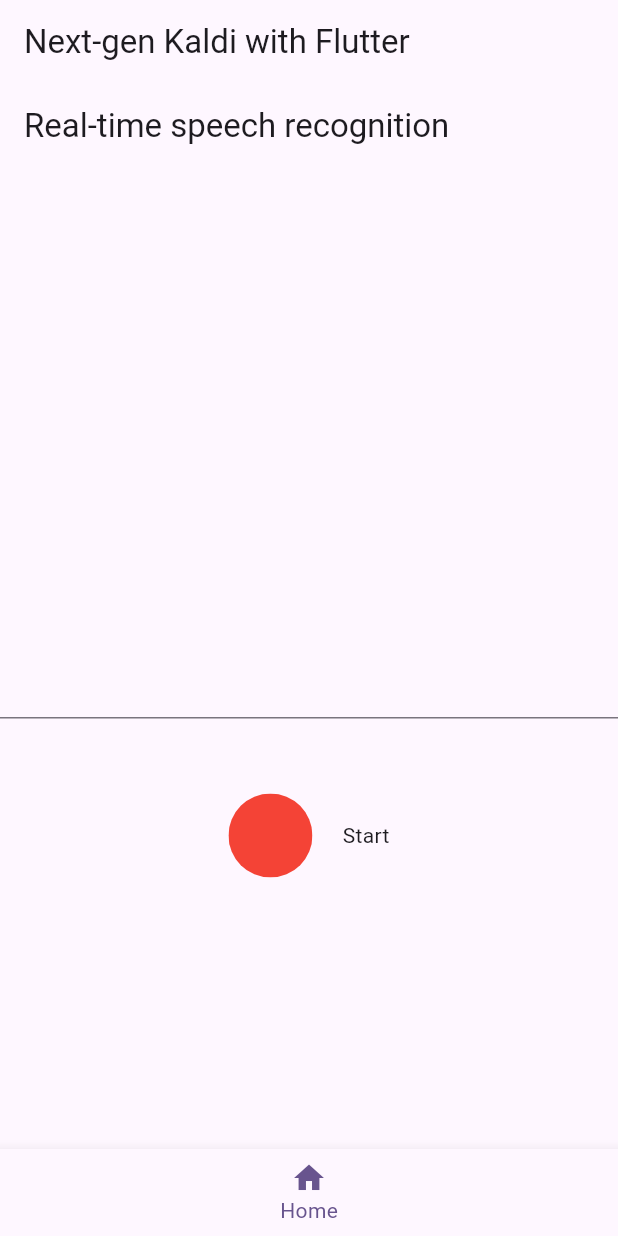
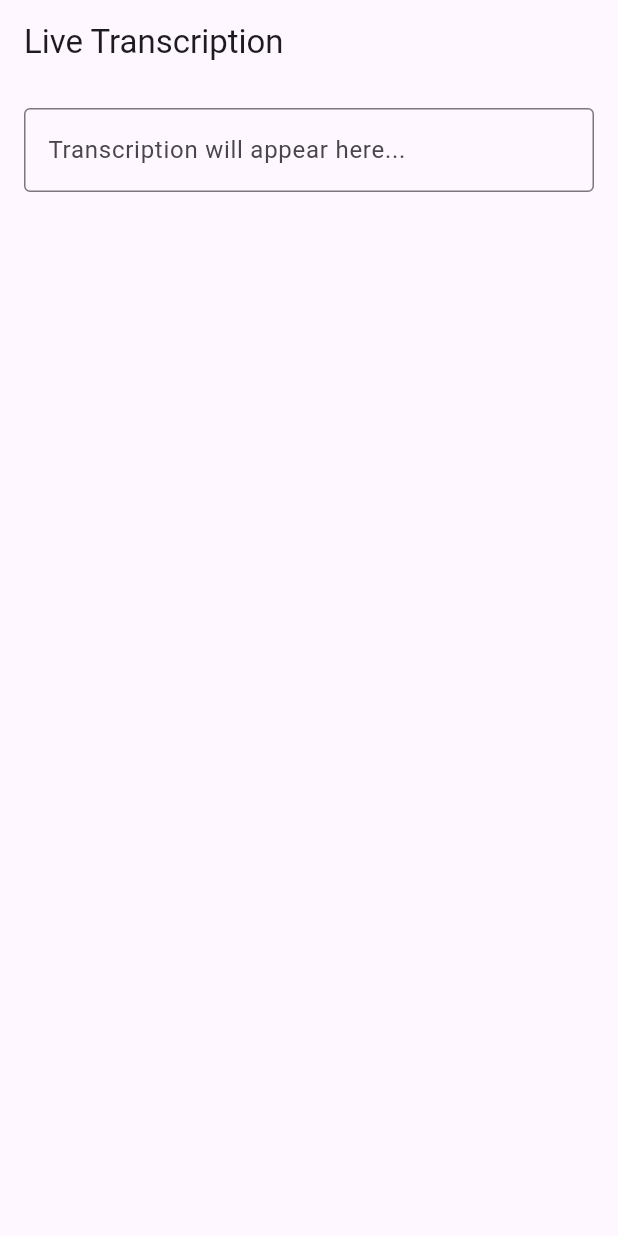
Before and after one commit to magnus-ISU/total_recall, a Flutter app: the screen it shows after launch, on a phone screen of 412 x 824 dp. Run offline on Flutter 3.47's test engine with Material 3 defaults, Android fonts, the phone set to English and light mode, and no system bars; our stand-ins replace permission_handler; missing offline and left inert: flutter_recorder, sherpa_onnx.

Commit message:
llm update to work nicer

```diff
--- a/lib/main.dart
+++ b/lib/main.dart
@@ -19,52 +19,140 @@ class MyApp extends StatelessWidget {
   @override
   Widget build(BuildContext context) {
     return MaterialApp(
-      title: 'Next-gen Kaldi flutter demo',
+      title: 'Total Recall',
       theme: ThemeData(
         colorScheme: ColorScheme.fromSeed(seedColor: Colors.deepPurple),
         useMaterial3: true,
       ),
-      home: const MyHomePage(title: 'Next-gen Kaldi with Flutter'),
+      home: const TranscriptionScreen(),
     );
   }
 }
 
-class MyHomePage extends StatefulWidget {
-  const MyHomePage({super.key, required this.title});
-
-  final String title;
+class TranscriptionScreen extends StatefulWidget {
+  const TranscriptionScreen({super.key});
 
   @override
-  State<MyHomePage> createState() => _MyHomePageState();
+  State<TranscriptionScreen> createState() => _TranscriptionScreenState();
 }
 
-class _MyHomePageState extends State<MyHomePage> {
-  int _currentIndex = 0;
-  final List<Widget> _tabs = [
-    const StreamingAsrScreen(),
-  ];
+class _TranscriptionScreenState extends State<TranscriptionScreen> {
+  late final TextEditingController _controller;
+  String _last = '';
+  int _index = 0;
+  bool _isInitialized = false;
+
+  late sherpa_onnx.OnlineRecognizer _recognizer;
+  late sherpa_onnx.OnlineStream _stream;
+  final int _sampleRate = 16000;
+
+  @override
+  void initState() {
+    super.initState();
+    _controller = TextEditingController();
+    _initializeAndStart();
+  }
+
+  Future<void> _initializeAndStart() async {
+    if (!_isInitialized) {
+      sherpa_onnx.initBindings();
+      _recognizer = await createOnlineRecognizer();
+      _stream = _recognizer.createStream();
+
+      if (defaultTargetPlatform == TargetPlatform.android ||
+          defaultTargetPlatform == TargetPlatform.iOS) {
+        var permissionStatus = await Permission.microphone.request();
+        if (permissionStatus.isDenied) {
+          // Handle permission denied case
+          return;
+        }
+      }
+
+      await Recorder.instance.init(
+        format: PCMFormat.f32le,
+        sampleRate: 16000,
+        channels: RecorderChannels.mono,
+      );
+
+      _isInitialized = true;
+      await _startTranscription();
+    }
+  }
+
+  Future<void> _startTranscription() async {
+    try {
+      Recorder.instance.start();
+
+      Recorder.instance.uint8ListStream.listen(
+        (audioDataContainer) {
+          final data = audioDataContainer.rawData;
+          final samplesFloat32 = bytesAsFloat32(data);
+
+          _stream.acceptWaveform(samples: samplesFloat32, sampleRate: _sampleRate);
+          while (_recognizer.isReady(_stream)) {
+            _recognizer.decode(_stream);
+          }
+          final text = _recognizer.getResult(_stream).text;
+          String textToDisplay = _last;
+          if (text != '') {
+            if (_last == '') {
+              textToDisplay = '$_index: $text';
+            } else {
+              textToDisplay = '$_index: $text\n$_last';
+            }
+          }
+
+          if (_recognizer.isEndpoint(_stream)) {
+            _recognizer.reset(_stream);
+            if (text != '') {
+              _last = textToDisplay;
+              _index += 1;
+            }
+          }
+
+          _controller.value = TextEditingValue(
+            text: textToDisplay,
+            selection: TextSelection.collapsed(offset: textToDisplay.length),
+          );
+        },
+        onDone: () {
+          debugPrint('stream stopped.');
+        },
+      );
+
+      Recorder.instance.startStreamingData();
+    } catch (e) {
+      debugPrint('Error starting transcription: $e');
+    }
+  }
+
   @override
   Widget build(BuildContext context) {
     return Scaffold(
       appBar: AppBar(
-        title: Text(widget.title),
+        title: const Text('Live Transcription'),
       ),
-      body: _tabs[_currentIndex],
-      bottomNavigationBar: BottomNavigationBar(
-        currentIndex: _currentIndex,
-        onTap: (int index) {
-          setState(() {
-            _currentIndex = index;
-          });
-        },
-        items: const [
-          BottomNavigationBarItem(
-            icon: Icon(Icons.home),
-            label: 'Home',
+      body: Padding(
+        padding: const EdgeInsets.all(16.0),
+        child: TextField(
+          maxLines: null,
+          controller: _controller,
+          readOnly: true,
+          decoration: const InputDecoration(
+            border: OutlineInputBorder(),
+            hintText: 'Transcription will appear here...',
           ),
-        ],
+        ),
       ),
     );
+  }
+
+  @override
+  void dispose() {
+    _stream.free();
+    _recognizer.free();
+    _controller.dispose();
+    super.dispose();
   }
 }
 
@@ -94,168 +182,6 @@ Future<sherpa_onnx.OnlineRecognizer> createOnlineRecognizer() async {
   return sherpa_onnx.OnlineRecognizer(config);
 }
 
-class StreamingAsrScreen extends StatefulWidget {
-  const StreamingAsrScreen({super.key});
-
-  @override
-  State<StreamingAsrScreen> createState() => _StreamingAsrScreenState();
-}
-
-class _StreamingAsrScreenState extends State<StreamingAsrScreen> {
-  late final TextEditingController _controller;
-
-  final String _title = 'Real-time speech recognition';
-  String _last = '';
-  int _index = 0;
-  bool _isInitialized = false;
-
-  late sherpa_onnx.OnlineRecognizer _recognizer;
-  late sherpa_onnx.OnlineStream _stream;
-  final int _sampleRate = 16000;
-
-  @override
-  void initState() {
-    _controller = TextEditingController();
-
-    super.initState();
-  }
-
-  Future<void> _start() async {
-    if (!_isInitialized) {
-      sherpa_onnx.initBindings();
-      _recognizer = await createOnlineRecognizer();
-      _stream = _recognizer.createStream();
-
-      if (defaultTargetPlatform == TargetPlatform.android ||
-          defaultTargetPlatform == TargetPlatform.iOS) {
-        Permission.microphone.request().isGranted.then((value) async {
-          if (!value) {
-            await [Permission.microphone].request();
-          }
-        });
-      }
-
-      await Recorder.instance.init(
-        format: PCMFormat.f32le,
-        sampleRate: 16000,
-        channels: RecorderChannels.mono,
-      );
-      Recorder.instance.start();
-
-      _isInitialized = true;
-    }
-
-    try {
-      final captureDevices = Recorder.instance.listCaptureDevices();
-      debugPrint(captureDevices.toString());
-
-      Recorder.instance.uint8ListStream.listen(
-        (audioDataContainer) {
-          final data = audioDataContainer.rawData;
-          final samplesFloat32 = bytesAsFloat32(data);
-
-          _stream
-              .acceptWaveform(samples: samplesFloat32, sampleRate: _sampleRate);
-          while (_recognizer!.isReady(_stream)) {
-            _recognizer!.decode(_stream);
-          }
-          final text = _recognizer.getResult(_stream).text;
-          String textToDisplay = _last;
-          if (text != '') {
-            if (_last == '') {
-              textToDisplay = '$_index: $text';
-            } else {
-              textToDisplay = '$_index: $text\n$_last';
-            }
-          }
-
-          if (_recognizer.isEndpoint(_stream)) {
-            _recognizer.reset(_stream);
-            if (text != '') {
-              _last = textToDisplay;
-              _index += 1;
-            }
-          }
-          debugPrint('text: $textToDisplay');
-
-          _controller.value = TextEditingValue(
-            text: textToDisplay,
-            selection: TextSelection.collapsed(offset: textToDisplay.length),
-          );
-        },
-        onDone: () {
-          debugPrint('stream stopped.');
-        },
-      );
-    } catch (e) {
-      debugPrint(e.toString());
-    }
-
-    Recorder.instance.startStreamingData();
-  }
-
-  @override
-  Widget build(BuildContext context) {
-    return MaterialApp(
-      home: Scaffold(
-        appBar: AppBar(
-          title: Text(_title),
-        ),
-        body: Column(
-          mainAxisAlignment: MainAxisAlignment.center,
-          children: [
-            const SizedBox(height: 50),
-            TextField(
-              maxLines: 5,
-              controller: _controller,
-              readOnly: true,
-            ),
-            const SizedBox(height: 50),
-            Row(
-              mainAxisAlignment: MainAxisAlignment.center,
-              children: <Widget>[
-                _buildRecordStopControl(),
-                const SizedBox(width: 20),
-                _buildText(),
-              ],
-            ),
-          ],
-        ),
-      ),
-    );
-  }
-
-  @override
-  void dispose() {
-    _stream.free();
-    _recognizer.free();
-    super.dispose();
-  }
-
-  Widget _buildRecordStopControl() {
-    late Icon icon;
-    late Color color;
-
-    icon = const Icon(Icons.stop, color: Colors.red, size: 30);
-    color = Colors.red;
-
-    return ClipOval(
-      child: Material(
-        color: color,
-        child: InkWell(
-          child: SizedBox(width: 56, height: 56, child: icon),
-          onTap: () => _start(),
-        ),
-      ),
-    );
-  }
-
-  Widget _buildText() {
-    return const Text("Start");
-  }
-}
-
-// Copy the asset file from src to Documents
 Future<String> copyAssetFile(String src) async {
   final Directory directory = await getApplicationDocumentsDirectory();
   final dst = p.basename(src);
@@ -274,10 +200,7 @@ Future<String> copyAssetFile(String src) async {
 }
 
 Float32List bytesAsFloat32(Uint8List bytes) {
-  // Use the Float32List constructor directly on the Uint8List buffer
   final values =
       Float32List.view(bytes.buffer, bytes.offsetInBytes, bytes.length ~/ 4);
-
-  // Endianness is expected to be le for the model and the recorder, so return the view directly without allocating
   return values;
 }
```
